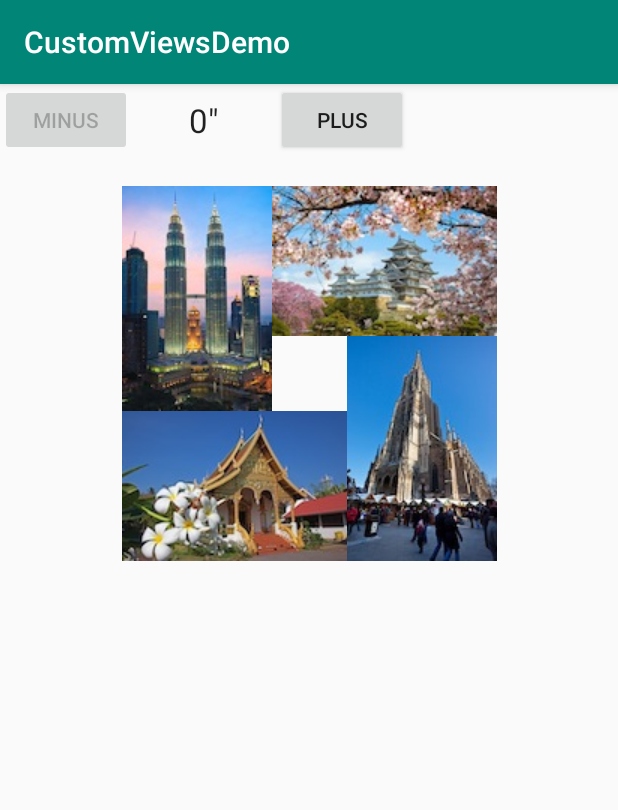
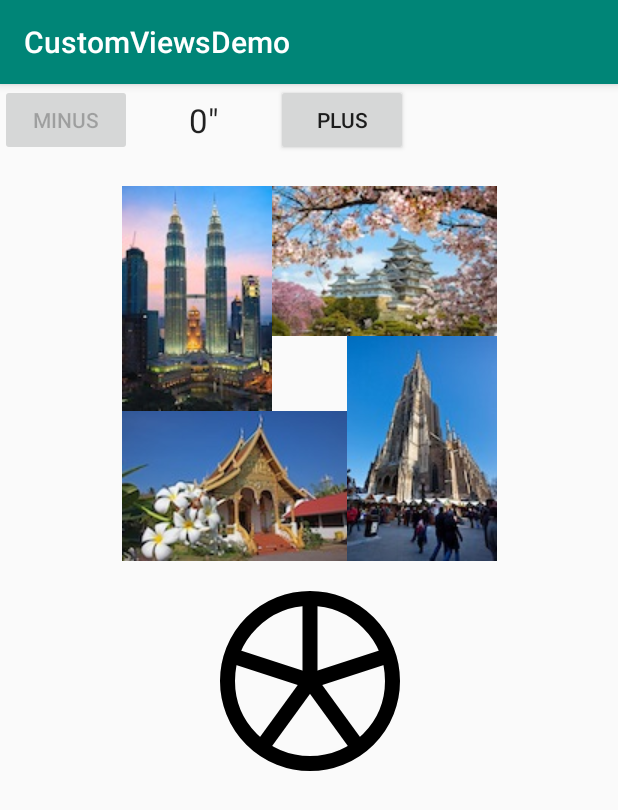
Before and after one commit to amoetaz/CustomViewsDemo, an Android app: the screen it shows after launch (MainActivity), on a phone screen of 412 x 824 dp. Shown: the top 810 px of the screen. Run offline under Robolectric (Android 15) with nearby library versions, the phone set to English and light mode, and no system bars.

Commit message:
add PizzaView custom view

```diff
--- /dev/null
+++ b/app/src/main/java/com/moetaz/customviewsdemo/PizzaView.kt
@@ -0,0 +1,70 @@
+package com.moetaz.customviewsdemo
+
+import android.content.Context
+import android.graphics.Canvas
+import android.graphics.Color
+import android.graphics.Paint
+import android.util.AttributeSet
+import android.view.View
+
+class PizzaView : View {
+
+    lateinit var paint: Paint
+    var numWedges = 5
+
+    constructor(context: Context) : super(context) {
+        init(context , null)
+    }
+
+    private fun init(context: Context, attrs: AttributeSet?) {
+        var strokeWidth = 4
+        var color = Color.YELLOW
+        attrs?.let {
+            val array = context.obtainStyledAttributes(it , R.styleable.PizzaView)
+            strokeWidth = array.getDimensionPixelSize(R.styleable.PizzaView_stroke_width , strokeWidth)
+            color = array.getColor(R.styleable.PizzaView_color , color)
+            numWedges = array.getInt(R.styleable.PizzaView_num_wedges , numWedges)
+        }
+
+        paint = Paint(Paint.ANTI_ALIAS_FLAG)
+        paint.style = Paint.Style.STROKE
+        paint.strokeWidth = strokeWidth.toFloat()
+        paint.color = color
+    }
+
+    constructor(context: Context, attrs: AttributeSet?, devStylArr : Int) : super(context, attrs , devStylArr) {
+        init(context , attrs)
+    }
+
+    constructor(context: Context, attrs: AttributeSet?) : super(context, attrs) {
+        init(context , attrs)
+    }
+
+    override fun onDraw(canvas: Canvas?) {
+        val widht = width - paddingLeft - paddingRight
+        val hight = height - paddingTop - paddingBottom
+        val cx = widht / 2 + paddingLeft
+        val cy = hight /2 + paddingTop
+        val diamter = Math.min(widht , hight) - paint.strokeWidth
+        val radius = diamter / 2
+
+        canvas?.let {
+            it.drawCircle(cx.toFloat() , cy.toFloat() , radius.toFloat() , paint)
+            drawPizzaCuts(canvas ,cx.toFloat() , cy.toFloat() , radius)
+        }
+
+    }
+
+    private fun drawPizzaCuts(canvas: Canvas , cx :Float , cy : Float , radius  : Float){
+
+        val degrees = 360f / 5
+        canvas.save()
+        for (i in 0 until numWedges){
+            canvas.rotate(degrees , cx ,cy)
+            canvas.drawLine(cx , cy , cx , cy - radius , paint)
+        }
+
+        canvas.restore()
+
+    }
+}
--- a/app/src/main/res/layout/activity_main.xml
+++ b/app/src/main/res/layout/activity_main.xml
@@ -15,6 +15,7 @@
         app:layout_constraintTop_toTopOf="parent"/>
 
     <com.moetaz.customviewsdemo.PhotoSpiral
+        android:id="@+id/photo_spiral"
         android:layout_marginTop="20dp"
         android:layout_gravity="center"
         app:layout_constraintEnd_toEndOf="parent"
@@ -41,4 +42,14 @@
             android:src="@drawable/chiang_mai" />
     </com.moetaz.customviewsdemo.PhotoSpiral>
 
+    <com.moetaz.customviewsdemo.PizzaView
+        app:layout_constraintStart_toStartOf="@id/photo_spiral"
+        app:layout_constraintEnd_toEndOf="@id/photo_spiral"
+        android:layout_marginTop="20dp"
+        app:layout_constraintTop_toBottomOf="@id/photo_spiral"
+        android:layout_width="120dp"
+        app:color="#000"
+        app:stroke_width="10dp"
+        android:layout_height="120dp"/>
+
 </androidx.constraintlayout.widget.ConstraintLayout>
--- /dev/null
+++ b/app/src/main/res/values/attrs.xml
@@ -0,0 +1,8 @@
+<?xml version="1.0" encoding="utf-8"?>
+<resources>
+    <declare-styleable name="PizzaView">
+        <attr name="num_wedges" format="integer"/>
+        <attr name="stroke_width" format="dimension"/>
+        <attr name="color" format="color"/>
+    </declare-styleable>
+</resources>
```
